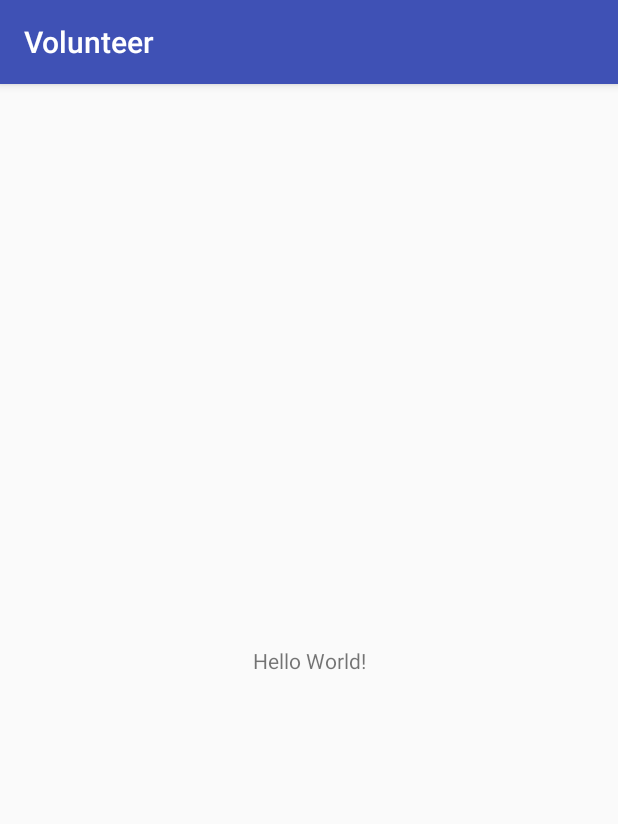
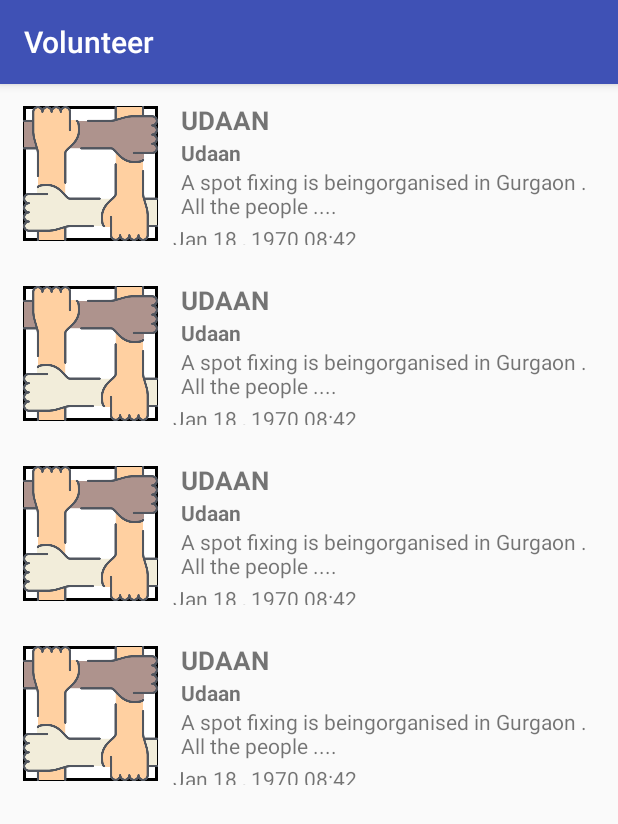
Before and after one commit to shubhamverma1997/RHOK-Volunteer, an Android app: the screen it shows after launch (MainActivity), on a phone screen of 412 x 824 dp. Shown: the top 824 px of the screen. Run offline under Robolectric (Android 15) with nearby library versions, the phone set to English and light mode, and no system bars.

Commit message:
Added Adapter ListView etc.

```diff
--- a/app/src/main/java/com/example/android/volunteer/MainActivity.java
+++ b/app/src/main/java/com/example/android/volunteer/MainActivity.java
@@ -1,13 +1,39 @@
 package com.example.android.volunteer;
 
+import android.graphics.Bitmap;
+import android.graphics.BitmapFactory;
 import android.support.v7.app.AppCompatActivity;
 import android.os.Bundle;
+import android.widget.ListView;
+
+import java.util.ArrayList;
 
 public class MainActivity extends AppCompatActivity {
 
     @Override
     protected void onCreate(Bundle savedInstanceState) {
         super.onCreate(savedInstanceState);
-        setContentView(R.layout.activity_main);
+        setContentView(R.layout.ngo_event_list);
+
+        ListView listView=(ListView) findViewById(R.id.event_list);
+
+        ArrayList<ngo> values=new ArrayList<ngo>();
+
+        Bitmap image= BitmapFactory.decodeResource(getResources(),R.drawable.demo);
+        values.add(new ngo("Spot Fix in Gurgaon","A spot fixing is beingorganised in Gurgaon ." +
+                " All the people are requested to support our cause .",image,"Udaan",20,new String[]{"Social","Technician"}
+                ,new int[]{10,20},1500129442,1500129440));
+        values.add(new ngo("Spot Fix in Gurgaon","A spot fixing is beingorganised in Gurgaon ." +
+                " All the people are requested to support our cause .",image,"Udaan",20,new String[]{"Social","Technician"}
+                ,new int[]{10,20},1500129442,1500129440));
+        values.add(new ngo("Spot Fix in Gurgaon","A spot fixing is beingorganised in Gurgaon ." +
+                " All the people are requested to support our cause .",image,"Udaan",20,new String[]{"Social","Technician"}
+                ,new int[]{10,20},1500129442,1500129440));
+        values.add(new ngo("Spot Fix in Gurgaon","A spot fixing is beingorganised in Gurgaon ." +
+                " All the people are requested to support our cause .",image,"Udaan",20,new String[]{"Social","Technician"}
+                ,new int[]{10,20},1500129442,1500129440));
+        NgoAdapter ngoAdapter=new NgoAdapter(this,values);
+        listView.setAdapter(ngoAdapter);
+        listView.setEmptyView(findViewById(R.id.empty));
     }
 }
--- /dev/null
+++ b/app/src/main/java/com/example/android/volunteer/NgoAdapter.java
@@ -0,0 +1,65 @@
+package com.example.android.volunteer;
+
+import android.content.Context;
+import android.support.annotation.NonNull;
+import android.support.annotation.Nullable;
+import android.view.LayoutInflater;
+import android.view.View;
+import android.view.ViewGroup;
+import android.widget.ArrayAdapter;
+import android.widget.ImageView;
+import android.widget.TextView;
+
+import java.text.SimpleDateFormat;
+import java.util.ArrayList;
+import java.util.Date;
+
+/**
+ * Created by shubham on 7/15/17.
+ */
+
+public class NgoAdapter extends ArrayAdapter<ngo> {
+    public NgoAdapter(Context context, ArrayList<ngo> data)
+    {
+        super(context,0,data);
+    }
+
+    @NonNull
+    @Override
+    public View getView(int position, @Nullable View convertView, @NonNull ViewGroup parent) {
+
+        View listview=convertView;
+        if(listview==null)
+        {
+            listview= LayoutInflater.from(getContext()).inflate(R.layout.ngo_event_item,parent,false);
+        }
+
+        ngo variable=getItem(position);
+
+        TextView title=(TextView) listview.findViewById(R.id.e_name);
+        title.setText(variable.getNgoTitle());
+
+        TextView ngoName=(TextView) listview.findViewById(R.id.n_name);
+        ngoName.setText(variable.getNgoTitle());
+
+        TextView description=(TextView) listview.findViewById(R.id.description);
+        int length=variable.getDescription().length();
+        if(length>60)
+            length=60;
+        description.setText(variable.getDescription().substring(0,length)+"....");
+
+        TextView date_time=(TextView) listview.findViewById(R.id.date_time);
+        Date d=new Date(variable.getEventDate());
+        SimpleDateFormat sdf=new SimpleDateFormat("MMM dd , yyyy");
+        String dateString=sdf.format(d);
+
+        sdf=new SimpleDateFormat("HH:mm");
+        dateString=dateString+" "+sdf.format(d);
+        date_time.setText(dateString);
+
+        ImageView image=(ImageView) listview.findViewById(R.id.image);
+        image.setImageBitmap(variable.getImage());
+
+        return listview;
+    }
+}
--- /dev/null
+++ b/app/src/main/res/drawable/border.xml
@@ -0,0 +1,8 @@
+<?xml version="1.0" encoding="utf-8"?>
+<shape xmlns:android="http://schemas.android.com/apk/res/android"
+       android:shape="rectangle">
+    <solid android:color="@android:color/white"/>
+    <stroke android:color="@android:color/black"
+        android:width="2dp"/>
+    <corners android:radius="0dp"/>
+</shape>
--- /dev/null
+++ b/app/src/main/res/layout/detail.xml
@@ -0,0 +1,7 @@
+<?xml version="1.0" encoding="utf-8"?>
+<LinearLayout xmlns:android="http://schemas.android.com/apk/res/android"
+              android:orientation="vertical"
+              android:layout_width="match_parent"
+              android:layout_height="match_parent">
+
+</LinearLayout>
--- /dev/null
+++ b/app/src/main/res/layout/ngo_event_item.xml
@@ -0,0 +1,60 @@
+<?xml version="1.0" encoding="utf-8"?>
+<LinearLayout xmlns:android="http://schemas.android.com/apk/res/android"
+              android:orientation="vertical"
+              android:layout_width="match_parent"
+              android:layout_height="match_parent">
+
+    <LinearLayout
+        android:layout_width="match_parent"
+        android:layout_height="120dp"
+        android:orientation="horizontal">
+
+        <ImageView
+            android:id="@+id/image"
+            android:layout_width="90dp"
+            android:layout_height="90dp"
+            android:layout_gravity="center_vertical"
+            android:layout_marginLeft="15dp"
+            android:background="@drawable/border"
+            android:src="@drawable/demo"/>
+
+        <LinearLayout
+            android:layout_width="match_parent"
+            android:layout_height="95dp"
+            android:layout_gravity="center_vertical"
+            android:layout_marginLeft="10dp"
+            android:layout_marginRight="10dp"
+            android:orientation="vertical">
+
+            <TextView
+                android:id="@+id/e_name"
+                android:layout_width="match_parent"
+                android:layout_height="wrap_content"
+                android:text="Event Name"
+                android:textAllCaps="true"
+                android:textSize="17dp"
+                android:textStyle="bold"
+                android:paddingLeft="5dp"/>
+            <TextView
+                android:id="@+id/n_name"
+                android:layout_width="match_parent"
+                android:layout_height="wrap_content"
+                android:paddingLeft="5dp"
+                android:text="NGO name"
+                android:textStyle="bold"/>
+            <TextView
+                android:id="@+id/description"
+                android:layout_width="match_parent"
+                android:layout_height="38dp"
+                android:paddingLeft="5dp"
+                android:text="Dummy data about the event with small description......."/>
+            <TextView
+                android:id="@+id/date_time"
+                android:layout_width="match_parent"
+                android:layout_height="wrap_content"
+                android:text="15/07/2017 18:30"/>
+        </LinearLayout>
+
+    </LinearLayout>
+
+</LinearLayout>
--- /dev/null
+++ b/app/src/main/res/layout/ngo_event_list.xml
@@ -0,0 +1,18 @@
+<?xml version="1.0" encoding="utf-8"?>
+<RelativeLayout xmlns:android="http://schemas.android.com/apk/res/android"
+              android:orientation="vertical"
+              android:layout_width="match_parent"
+              android:layout_height="match_parent">
+    <ListView
+        android:layout_width="match_parent"
+        android:layout_height="match_parent"
+        android:divider="@null"
+        android:dividerHeight="0dp"
+        android:id="@+id/event_list"/>
+
+    <ProgressBar
+        android:id="@+id/empty"
+        android:layout_width="wrap_content"
+        android:layout_height="wrap_content"
+        android:layout_centerInParent="true"/>
+</RelativeLayout>
```
Also changed, not shown: app/src/main/res/drawable/demo.png (added).
